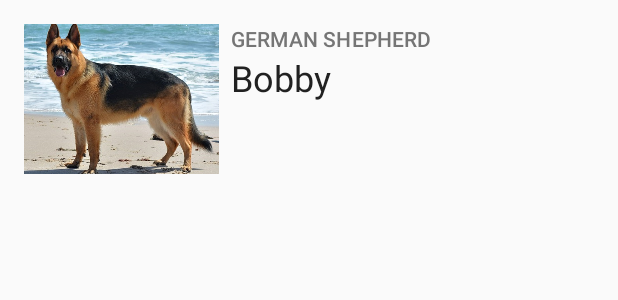
After one commit to rohan-kadkol/Android-Weekly-Series-Capstone-My-Favorite-Dogs-App, an Android app: the layout item_dog.xml on its own in the app's theme, with its tools: preview values and no code run, on a phone screen of 412 x 824 dp. The commit adds this screen. Shown: the top 300 px of the screen. Run offline under Robolectric (Android 15) with nearby library versions, the phone set to English and light mode, and no system bars.

Commit message:
Initial Stage: item_dog.xml, Dog model

```diff
--- /dev/null
+++ b/app/src/main/res/layout/item_dog.xml
@@ -0,0 +1,50 @@
+<?xml version="1.0" encoding="utf-8"?>
+<LinearLayout xmlns:android="http://schemas.android.com/apk/res/android"
+    xmlns:tools="http://schemas.android.com/tools"
+    android:layout_width="match_parent"
+    android:layout_height="wrap_content"
+    android:orientation="vertical"
+    android:padding="@dimen/margin_large">
+
+    <LinearLayout
+        android:layout_width="match_parent"
+        android:layout_height="wrap_content"
+        android:orientation="horizontal">
+
+        <ImageView
+            android:id="@+id/iv_dog"
+            android:layout_width="0dp"
+            android:layout_height="100dp"
+            android:layout_weight="35"
+            android:scaleType="centerCrop"
+            tools:src="@drawable/german_shepherd" />
+
+        <LinearLayout
+            android:layout_width="0dp"
+            android:layout_height="wrap_content"
+            android:layout_marginStart="@dimen/margin_small"
+            android:layout_weight="65"
+            android:orientation="vertical">
+
+            <TextView
+                android:id="@+id/tv_breed"
+                style="@style/TextAppearance.MaterialComponents.Subtitle2"
+                android:layout_width="match_parent"
+                android:layout_height="wrap_content"
+                android:textColor="@color/secondary_text"
+                tools:text="GERMAN SHEPHERD"
+                android:textAllCaps="true"/>
+
+            <TextView
+                android:id="@+id/tv_name"
+                style="@style/TextAppearance.MaterialComponents.Headline5"
+                android:layout_width="match_parent"
+                android:layout_height="wrap_content"
+                android:textColor="@color/primary_text"
+                tools:text="Bobby" />
+
+        </LinearLayout>
+
+    </LinearLayout>
+
+</LinearLayout>
--- a/app/src/main/res/values/colors.xml
+++ b/app/src/main/res/values/colors.xml
@@ -1,6 +1,11 @@
 <?xml version="1.0" encoding="utf-8"?>
 <resources>
-    <color name="colorPrimary">#008577</color>
-    <color name="colorPrimaryDark">#00574B</color>
-    <color name="colorAccent">#D81B60</color>
+    <color name="primary">#03A9F4</color>
+    <color name="primary_dark">#0288D1</color>
+    <color name="primary_light">#B3E5FC</color>
+    <color name="accent">#CDDC39</color>
+    <color name="primary_text">#212121</color>
+    <color name="secondary_text">#757575</color>
+    <color name="icons">#FFFFFF</color>
+    <color name="divider">#BDBDBD</color>
 </resources>
--- /dev/null
+++ b/app/src/main/res/values/dimens.xml
@@ -0,0 +1,6 @@
+<?xml version="1.0" encoding="utf-8"?>
+<resources>
+    <dimen name="margin_small">8dp</dimen>
+    <dimen name="margin_large">16dp</dimen>
+    <dimen name="margin_xlarge">24dp</dimen>
+</resources>
--- a/app/src/main/res/values/styles.xml
+++ b/app/src/main/res/values/styles.xml
@@ -3,9 +3,9 @@
     <!-- Base application theme. -->
     <style name="AppTheme" parent="Theme.AppCompat.Light.DarkActionBar">
         <!-- Customize your theme here. -->
-        <item name="colorPrimary">@color/colorPrimary</item>
-        <item name="colorPrimaryDark">@color/colorPrimaryDark</item>
-        <item name="colorAccent">@color/colorAccent</item>
+        <item name="colorPrimary">@color/primary</item>
+        <item name="colorPrimaryDark">@color/primary_dark</item>
+        <item name="colorAccent">@color/accent</item>
     </style>
 
 </resources>
--- a/build.gradle
+++ b/build.gradle
@@ -8,6 +8,7 @@ buildscript {
     }
     dependencies {
         classpath 'com.android.tools.build:gradle:3.5.3'
+        classpath 'com.google.gms:google-services:4.3.3'
 
         // NOTE: Do not place your application dependencies here; they belong
         // in the individual module build.gradle files
```
Also changed, not shown: app/build.gradle (+14 -0 lines), app/src/main/java/com/rohankadkol/favoritedogsappfinal/MainActivity.java (+37 -0 lines), app/src/main/java/com/rohankadkol/favoritedogsappfinal/adapters/DogsAdapter.java (added, +65 -0 lines), app/src/main/java/com/rohankadkol/favoritedogsappfinal/pojos/Dog.java (added, +80 -0 lines), app/src/main/java/com/rohankadkol/favoritedogsappfinal/retrofit/RetrofitTasks.java (added, +13 -0 lines), app/src/main/res/layout/activity_main.xml (+6 -10 lines), app/src/main/res/drawable/german_shepherd.jpg (added), 1 other file.
